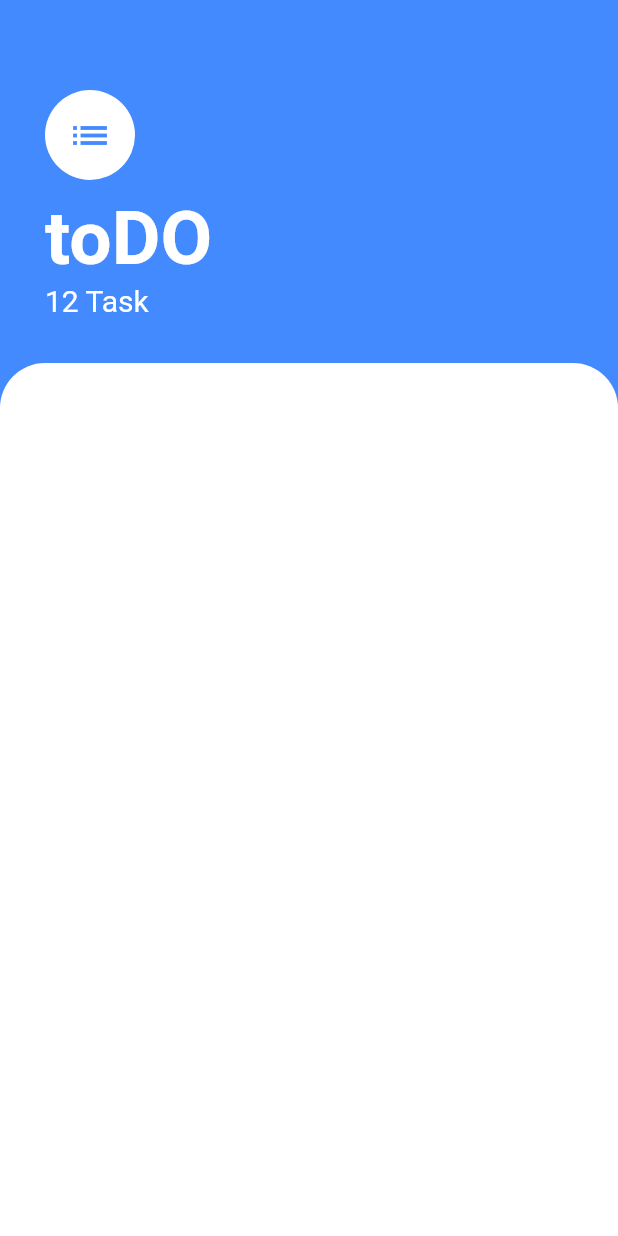
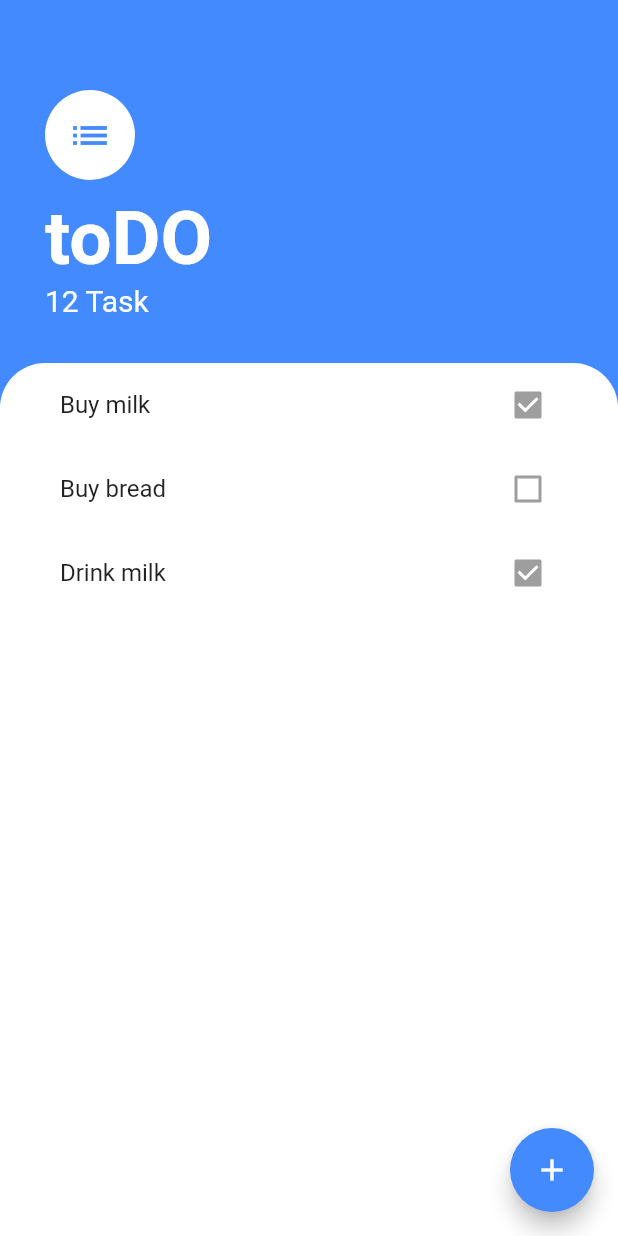
Before and after one commit to nevruzoglu/toDo, a Flutter app: the screen it shows after launch, on a phone screen of 412 x 824 dp. Run offline on Flutter 3.47's test engine with Material 2 defaults, Android fonts, the phone set to English and light mode, and no system bars.

Commit message:
main screen progress

```diff
--- a/lib/screens/tasks_screen.dart
+++ b/lib/screens/tasks_screen.dart
@@ -4,6 +4,11 @@ class TasksScreen extends StatelessWidget {
   @override
   Widget build(BuildContext context) {
     return Scaffold(
+      floatingActionButton: FloatingActionButton(
+        onPressed: null,
+        backgroundColor: Colors.blueAccent,
+        child: Icon(Icons.add),
+      ),
       backgroundColor: Colors.blueAccent,
       body: Column(
         crossAxisAlignment: CrossAxisAlignment.start,
@@ -44,11 +49,13 @@ class TasksScreen extends StatelessWidget {
           ),
           Expanded(
             child: Container(
+              padding: EdgeInsets.symmetric(horizontal: 20),
               decoration: BoxDecoration(
                   color: Colors.white,
                   borderRadius: BorderRadius.only(
                       topRight: Radius.circular(30),
                       topLeft: Radius.circular(30))),
+              child: TileView(),
             ),
           )
         ],
@@ -56,3 +63,30 @@ class TasksScreen extends StatelessWidget {
     );
   }
 }
+
+class TileView extends StatelessWidget {
+  @override
+  Widget build(BuildContext context) {
+    return ListView(
+      children: <Widget>[
+        TileList(task: 'Buy milk', check: true),
+        TileList(task: 'Buy bread', check: false),
+        TileList(task: 'Drink milk', check: true)
+      ],
+    );
+  }
+}
+
+class TileList extends StatelessWidget {
+  TileList({@required this.task, @required this.check});
+  final String task;
+  final bool check;
+
+  @override
+  Widget build(BuildContext context) {
+    return ListTile(
+      title: Text(' $task'),
+      trailing: Checkbox(value: check, onChanged: null),
+    );
+  }
+}
```
